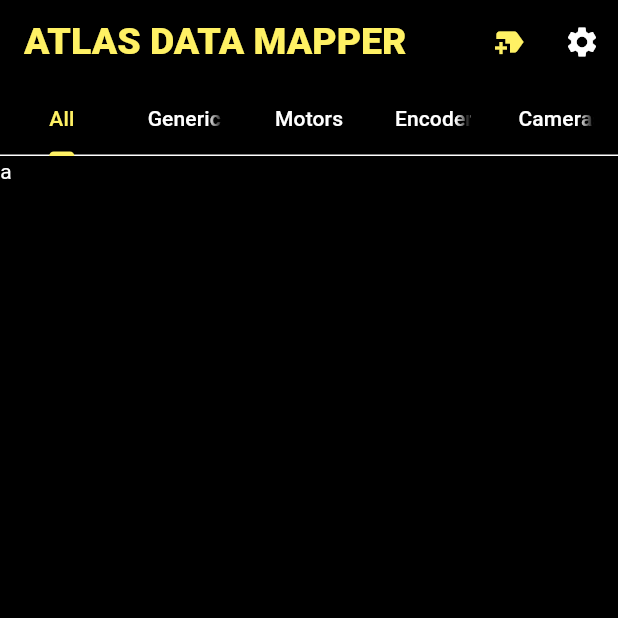
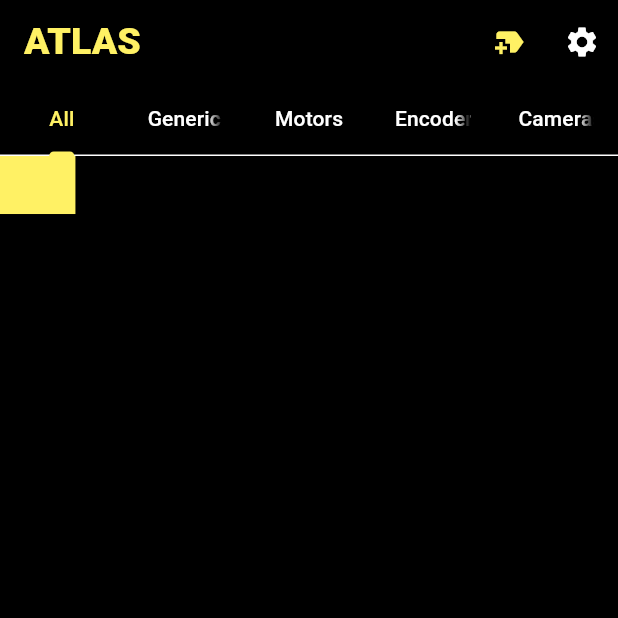
Before and after one commit to frc-wolverines/Atlas, a Flutter app: the screen it shows after launch, on a phone screen of 412 x 824 dp, the top half of it. Run offline on Flutter 3.47's test engine with Material 3 defaults, Android fonts, the light colour scheme and no system bars; our stand-ins replace google_fonts; Roboto replaces fonts that are missing (Archivo).

Commit message:
cleaned up changes cache

```diff
--- /dev/null
+++ b/lib/logic/cartographer.dart
@@ -0,0 +1,66 @@
+import 'package:Atlas/main.dart';
+import 'package:flutter/material.dart';
+
+var mappings = <Widget>[];
+var generics = <Widget>[];
+var motors = <Widget>[];
+var encoders = <Widget>[];
+var cameras = <Widget>[];
+
+enum MapType {generic, motor, encoder, camera}
+
+addMapping(Widget container, MapType type) {
+  mappings.add(container);
+
+  switch (type) {
+    case MapType.generic: generics.add(container);
+    case MapType.motor: motors.add(container);
+    case MapType.encoder: encoders.add(container);
+    case MapType.camera: cameras.add(container);
+    default: break;
+  }
+}
+
+removeMapping(Widget container, MapType type) {
+  mappings.remove(container);
+
+  switch (type) {
+    case MapType.generic: generics.remove(container);
+    case MapType.motor: motors.remove(container);
+    case MapType.encoder: encoders.remove(container);
+    case MapType.camera: cameras.remove(container);
+    default: break;
+  }
+}
+
+class CartographyManager {
+
+  var usedIds = <int>[
+    0, 1, //O corresponds to the RoboRIO, while 1 is the PDP
+  ];
+
+  bool idUsed(int id) {
+    if(usedIds.contains(id)) {
+      return true;
+    } else {
+      return false;
+    }
+  }
+
+  Widget constructGridItem(String name, int id, MapType type) {
+    return Container(
+      color: maize,
+      child: Column(
+        children: <Widget>[
+          Row(
+            children: [
+              Container(
+                color: maize
+              )
+            ],
+          ),
+        ],
+      )
+    );
+  }
+}
--- /dev/null
+++ b/lib/logic/messenger.dart
@@ -0,0 +1,7 @@
+// ignore_for_file: constant_identifier_names
+
+class Messenger {
+  static const String home_title = "ATLAS";
+
+  static const String id_used_message = "ID is already in use! This may cause unpredictable behavior";
+}
--- a/lib/main.dart
+++ b/lib/main.dart
@@ -1,7 +1,8 @@
+import 'package:Atlas/pages/home.dart';
 import 'package:flutter/material.dart';
 import 'package:google_fonts/google_fonts.dart';
 
-import 'widgets/tabbar.dart';
+import 'widgets/tab_bar.dart';
 
 const Color maize = Color.fromARGB(255, 255, 241, 100);
 const Color blue = Color.fromARGB(255, 15, 112, 176);
@@ -34,7 +35,7 @@ class Atlas extends StatelessWidget {
   Widget build(BuildContext context) {
     return MaterialApp(
       theme: ThemeData(fontFamily: 'Archivo', colorScheme: scheme),
-      home: const HomeTabBar()
+      home: const Home()
     );
   }
 }
--- /dev/null
+++ b/lib/pages/home.dart
@@ -0,0 +1,18 @@
+import 'package:Atlas/widgets/tab_bar.dart';
+import 'package:flutter/material.dart';
+
+class Home extends StatefulWidget {
+  const Home({super.key});
+
+  @override
+  State<Home> createState() => HomeState();
+}
+
+class HomeState extends State<Home> {
+  @override
+  Widget build(BuildContext context) {
+    return const Scaffold(
+      body: HomeTabBar(),
+    );
+  }
+}
--- /dev/null
+++ b/lib/widgets/map_grid.dart
@@ -0,0 +1,43 @@
+import 'package:Atlas/logic/cartographer.dart';
+import 'package:flutter/material.dart';
+
+const double mappingCardWidth = 25;
+const double mappingCardHeight = 20;
+const EdgeInsets mappingCardInset = EdgeInsets.only(
+  left: mappingCardWidth,
+  right: mappingCardWidth,
+  top: mappingCardWidth,
+  bottom: mappingCardWidth
+);
+
+// ignore: must_be_immutable
+class MappingGrid extends StatelessWidget {
+  List<Widget> content;
+
+  MappingGrid({super.key, required this.content});
+
+  @override
+  Widget build(BuildContext context) {
+    return  Scaffold(
+      body: GridView.count(
+        primary: false,
+        crossAxisSpacing: 10,
+        mainAxisSpacing: 10,
+        crossAxisCount: 7,
+        childAspectRatio: 1.3,
+        children: content,
+      )
+    );
+  }
+}
+
+class MappingQuickview extends StatelessWidget {
+  const MappingQuickview({super.key});
+
+  @override
+  Widget build(BuildContext context) {
+    return const Scaffold(
+
+    );
+  }
+}
--- a/lib/widgets/tabbar.dart
+++ b/lib/widgets/tab_bar.dart
@@ -1,4 +1,7 @@
+import 'package:Atlas/logic/cartographer.dart';
+import 'package:Atlas/logic/messenger.dart';
 import 'package:Atlas/main.dart';
+import 'package:Atlas/widgets/map_grid.dart';
 import 'package:flutter/material.dart';
 
 class HomeTabBar extends StatefulWidget {
@@ -12,19 +15,23 @@ class HomeTabBarState extends State<HomeTabBar> {
   @override
   Widget build(BuildContext context) {
     return DefaultTabController(
+      initialIndex: 0,
       length: 5,
       child: Scaffold(
           appBar: AppBar(
-            title: const Text("ATLAS DATA MAPPER", style: TextStyle(fontWeight: FontWeight.w900, fontSize: 25, color: maize)),
-            actions: const <Widget>[
+            title: const Text(Messenger.home_title, style: TextStyle(fontWeight: FontWeight.w900, fontSize: 25, color: maize)),
+            actions: <Widget>[
               IconButton(
-                icon: Icon(
+                icon: const Icon(
                   Icons.new_label,
                   color: maize
                 ),
-                onPressed: null,
+                onPressed: addMapping(
+                  CartographyManager().constructGridItem("Boo", 1, MapType.generic),
+                  MapType.generic
+                ),
               ),
-              IconButton(
+              const IconButton(
                 icon: Icon(
                   Icons.settings,
                   color: Colors.white
@@ -52,7 +59,15 @@ class HomeTabBarState extends State<HomeTabBar> {
                 ]
             ),
           ),
-          body: const Text("a")
+          body: TabBarView(
+              children: <Widget>[
+                MappingGrid(content: mappings),
+                MappingGrid(content: generics),
+                MappingGrid(content: motors),
+                MappingGrid(content: encoders),
+                MappingGrid(content: cameras),
+              ]
+            )
       )
     );
   }
```
Also changed, not shown: 5 other files.
